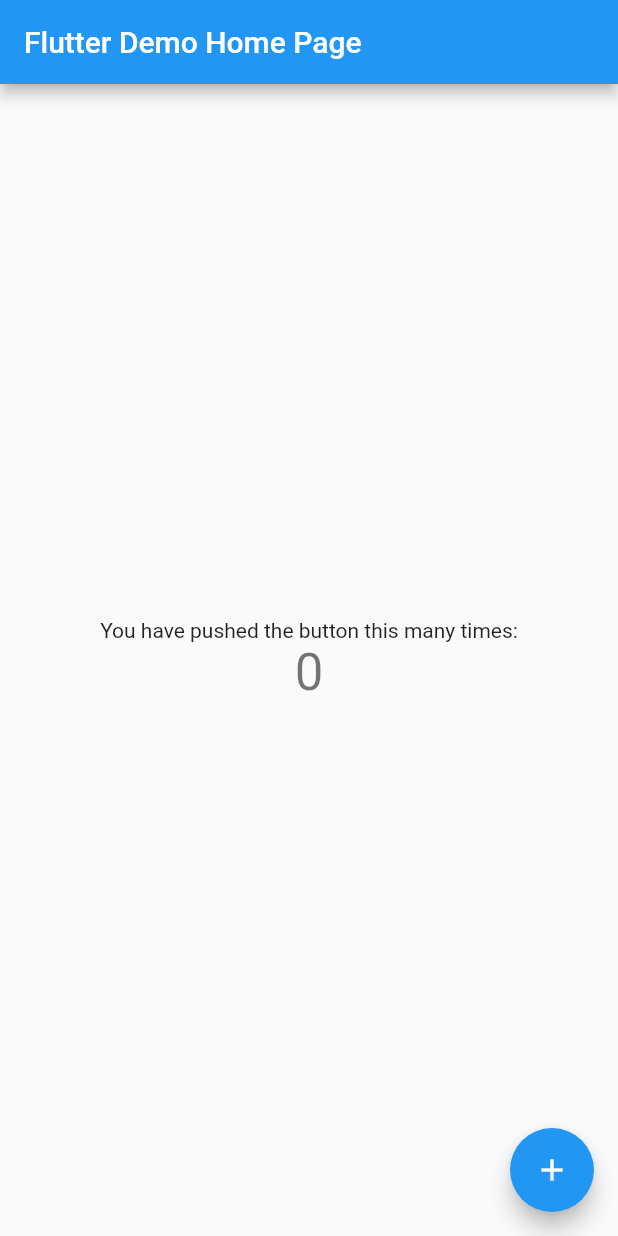
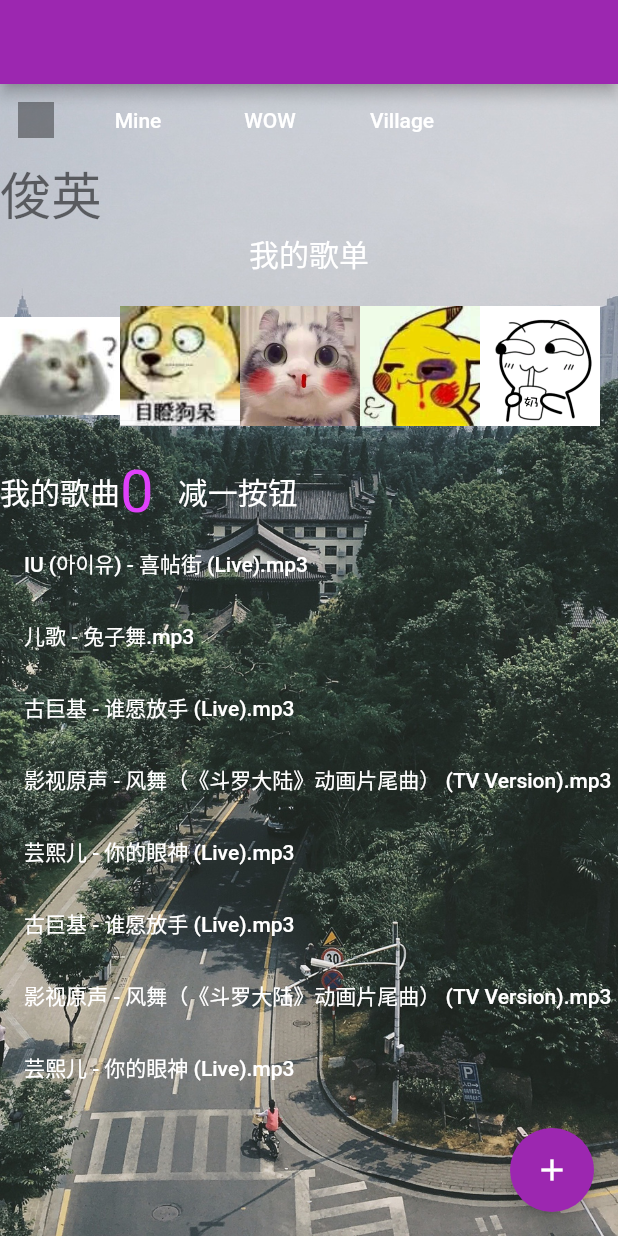
Before and after one commit to yuanj-Jin/musicApp, a Flutter app: the screen it shows after launch, on a phone screen of 412 x 824 dp. Run offline on Flutter 3.47's test engine with Material 2 defaults, Android fonts, the phone set to English and light mode, and no system bars.

Commit message:
[add]界面优化

```diff
--- a/lib/main.dart
+++ b/lib/main.dart
@@ -20,19 +20,15 @@
         // or simply save your changes to "hot reload" in a Flutter IDE).
         // Notice that the counter didn't reset back to zero; the application
         // is not restarted.
-        primarySwatch: Colors.blue,
-        // This makes the visual density adapt to the platform that you run
-        // the app on. For desktop platforms, the controls will be smaller and
-        // closer together (more dense) than on mobile platforms.
-//        visualDensity: VisualDensity.adaptivePlatformDensity,
+        primarySwatch: Colors.purple,
       ),
-      home: MyHomePage(title: 'Flutter Demo Home Page'),
+      home: HomePage(),
     );
   }
 }
 
-class MyHomePage extends StatefulWidget {
-  MyHomePage({Key key, this.title}) : super(key: key);
+class HomePage extends StatefulWidget {
+//  HomePage({Key key, this.title}) : super(key: key);
 
   // This widget is the home page of your application. It is stateful, meaning
   // that it has a State object (defined below) that contains fields that affect
@@ -43,14 +39,16 @@
   // used by the build method of the State. Fields in a Widget subclass are
   // always marked "final".
 
-  final String title;
+//  final String title;
 
   @override
-  _MyHomePageState createState() => _MyHomePageState();
+  _HomePageState createState() => _HomePageState();
 }
 
-class _MyHomePageState extends State<MyHomePage> {
+class _HomePageState extends State<HomePage> {
   int _counter = 0;
+  static List items = ["IU (아이유) - 喜帖街 (Live).mp3","儿歌 - 兔子舞.mp3","古巨基 - 谁愿放手 (Live).mp3",
+    "影视原声 - 风舞（《斗罗大陆》动画片尾曲） (TV Version).mp3","芸熙儿 - 你的眼神 (Live).mp3"];
 
   void _incrementCounter() {
     setState(() {
@@ -63,8 +61,51 @@
     });
   }
 
+  /*这里我们自己新建一个方法，很简单，就是执行减一操作*/
+  void _reduceCounter() {
+    setState(() {
+      _counter--;
+    });
+  }
+  //新建一个小玩意儿widget
+  static Widget SongList(){
+//    items.add("IU (아이유) - 喜帖街 (Live).mp3");
+//    items.add("儿歌 - 兔子舞.mp3");
+    items.add("古巨基 - 谁愿放手 (Live).mp3");
+    items.add("影视原声 - 风舞（《斗罗大陆》动画片尾曲） (TV Version).mp3");
+    items.add("芸熙儿 - 你的眼神 (Live).mp3");
+    List<Widget> tiles = [];//先建一个数组用于存放循环生成的widget
+    Widget content; //单独一个widget组件，用于返回需要生成的内容widget
+    for(var item in items) {
+      tiles.add(
+          Row(
+              children: <Widget>[
+                FlatButton(
+                  child: Text(
+                      item,
+                      style: TextStyle(color: Colors.white,)
+                  ),
+                ),
+              ]
+          )
+      );
+    }
+    content = Column(
+        children: tiles //重点在这里，因为用编辑器写Column生成的children后面会跟一个<Widget>[]，
+      //此时如果我们直接把生成的tiles放在<Widget>[]中是会报一个类型不匹配的错误，把<Widget>[]删了就可以了
+    );
+    return content;
+  }
+  Widget SongListWidget=SongList();
+
   @override
   Widget build(BuildContext context) {
+//    items.add("IU (아이유) - 喜帖街 (Live).mp3");
+//    items.add("儿歌 - 兔子舞.mp3");
+//    items.add("古巨基 - 谁愿放手 (Live).mp3");
+//    items.add("影视原声 - 风舞（《斗罗大陆》动画片尾曲） (TV Version).mp3");
+//    items.add("芸熙儿 - 你的眼神 (Live).mp3");
+//    print(items);
     // This method is rerun every time setState is called, for instance as done
     // by the _incrementCounter method above.
     //
@@ -75,11 +116,17 @@
       appBar: AppBar(
         // Here we take the value from the MyHomePage object that was created by
         // the App.build method, and use it to set our appbar title.
-        title: Text(widget.title),
+//        title: Text(widget.title),
       ),
-      body: Center(
+      body: Container(
         // Center is a layout widget. It takes a single child and positions it
         // in the middle of the parent.
+        decoration: BoxDecoration(
+            image: DecorationImage(
+              image: AssetImage("assets/images/bg.jpg"),
+              fit: BoxFit.cover,
+            )
+        ),
         child: Column(
           // Column is also a layout widget. It takes a list of children and
           // arranges them vertically. By default, it sizes itself to fit its
@@ -95,14 +142,105 @@
           // center the children vertically; the main axis here is the vertical
           // axis because Columns are vertical (the cross axis would be
           // horizontal).
-          mainAxisAlignment: MainAxisAlignment.center,
+//          mainAxisAlignment: MainAxisAlignment.center,//垂直居中对齐方式
           children: <Widget>[
-            Text(
-              'You have pushed the button this many times:',
+            //导航栏
+            Row(
+              children: <Widget>[
+                IconButton(
+                  icon: ImageIcon(AssetImage('assets/icon/setting.png')),
+                ),
+                FlatButton(
+                  child: Text(
+                    "Mine",
+                    style: TextStyle(color: Colors.white,),),
+                ),
+                FlatButton(
+                  child: Text(
+                    "WOW",
+                    style: TextStyle(color: Colors.white,),),
+                ),
+                FlatButton(
+                  child: Text(
+                    "Village",
+                    style: TextStyle(color: Colors.white,),
+                  ),
+                  //内边距
+                  padding: EdgeInsets.all(0),
+                ),
+
+              ],
             ),
-            Text(
-              '$_counter',
-              style: Theme.of(context).textTheme.headline4,
+
+            //信息页
+            Row(
+              children: <Widget>[
+                Text(
+                  '俊英',
+                  style: Theme.of(context).textTheme.headline4,
+                )
+              ],
+            ),
+
+            //歌单页
+            Text("我的歌单",
+                style: TextStyle(color: Colors.white,
+                    fontSize: 20
+                )
+            ),
+            Row(
+              children: <Widget>[
+                Image(
+                  height: 120,
+                  width: 80,
+                  image: AssetImage('assets/images/1.jpg'),
+                ),
+                Image(
+                  height: 120,
+                  width: 80,
+                  image: AssetImage('assets/images/2.jpg'),
+                ),
+                Image(
+                  height: 120,
+                  width: 80,
+                  image: AssetImage('assets/images/3.jpg'),
+                ),
+                Image(
+                  height: 120,
+                  width: 80,
+                  image: AssetImage('assets/images/4.jpg'),
+                ),Image(
+                  height: 120,
+                  width: 80,
+                  image: AssetImage('assets/images/5.jpg'),
+                ),
+              ],
+            ),
+
+            Row(
+              children: <Widget>[
+                //歌曲列表
+                Text("我的歌曲",
+                    style: TextStyle(color: Colors.white,
+                        fontSize: 20
+                    )
+                ),
+                Text(
+                  '$_counter',
+                  style:TextStyle(color: Colors.purpleAccent,fontSize: 40),
+                ),
+
+                /*我们新增一个按钮，用来实现点击使计数器减一*/
+                FlatButton(
+                  /*_reduceCounter是上面我们自己新增的方法，Dart中可以把方法作为参数传递*/
+                  onPressed: _reduceCounter,
+                  child: Text("减一按钮",
+                    style:TextStyle(color: Colors.white,fontSize: 20),),
+                )
+              ],
+            ),
+            Column(
+              children: <Widget>[SongListWidget],
             ),
           ],
         ),
```
Also changed, not shown: pubspec.yaml (+8 -1 lines), assets/icon/setting.png (added), assets/images/1.jpg (added), assets/images/2.jpg (added), assets/images/3.jpg (added), assets/images/4.jpg (added), assets/images/5.jpg (added), assets/images/bg.jpg (added), 5 other files.
